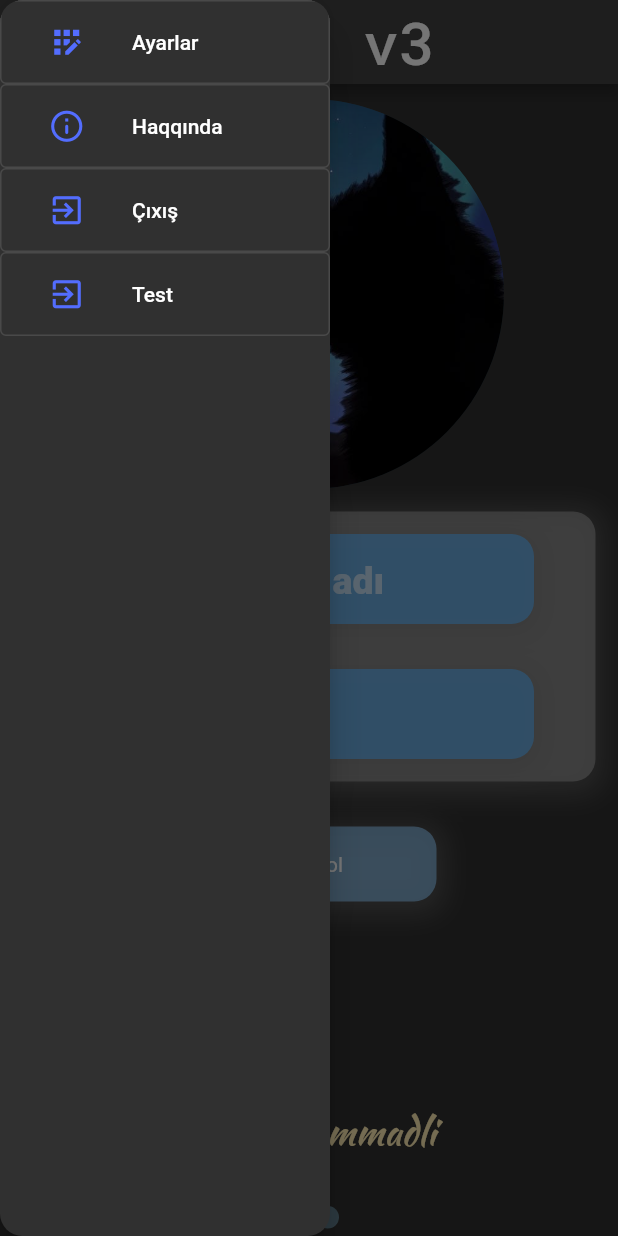
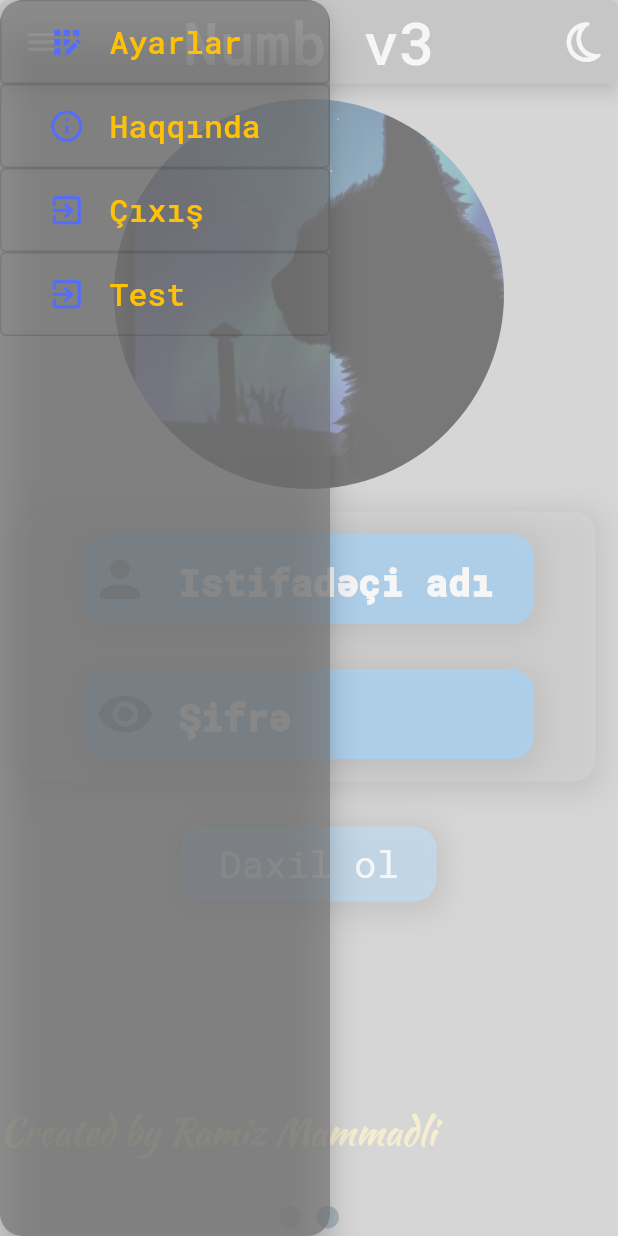
Before and after one commit to ramo828/numb_v3, a Flutter app: the screen it shows after launch, in the side drawer, after a tap on "Daxil ol", on a phone screen of 412 x 824 dp. Run offline on Flutter 3.47's test engine with Material 2 defaults, Android fonts, the phone set to English and light mode, and no system bars; drawn by our look-alikes of smooth_page_indicator; our stand-ins replace font_awesome_flutter, mask_text_input_formatter, shared_preferences, sqflite; accounts and stored records are empty; statements that could not run were skipped.

Commit message:
add dark mode

```diff
--- a/lib/backent/funtions.dart
+++ b/lib/backent/funtions.dart
@@ -1,6 +1,7 @@
-
+// ignore: camel_case_types
 class func {
   String splitNumberData(String data) {
+    // ignore: unnecessary_null_comparison
     if (data.isNotEmpty || data != null) {
       String pref = data.substring(0, 2);
       String a1 = data.substring(2, 5);
--- a/lib/backent/network_constants.dart
+++ b/lib/backent/network_constants.dart
@@ -39,6 +39,7 @@ String getCategory(String keyData) {
     "Qızıl": "1582551461421619154",
     "Platin": "1582551437850968791",
   };
+  // ignore: unnecessary_null_comparison
   if (keyData == null) throw ("Null key");
   return category[keyData].toString();
 }
--- a/lib/database/db.dart
+++ b/lib/database/db.dart
@@ -1,7 +1,6 @@
 import 'package:sqflite/sqflite.dart' as sql;
 import 'package:sqflite/sqflite.dart';
 import 'model/user.dart';
-// ignore: depend_on_referenced_packages
 import 'package:path/path.dart' as path;
 
 class myDataBase {
@@ -103,4 +102,14 @@ class myDataBase {
 
   Future<bool> databaseExists(String path) =>
       databaseFactory.databaseExists(path);
+
+  Future<String> getUser(String key) async {
+    Database db = await open();
+    List<Map<String, Object?>> user = await getItem(0);
+    String data = user[0][key].toString();
+    if (data != null)
+      return data;
+    else
+      return "Bos";
+  }
 }
--- a/lib/elements/loginElements.dart
+++ b/lib/elements/loginElements.dart
@@ -5,7 +5,7 @@ import 'package:font_awesome_flutter/font_awesome_flutter.dart';
 import 'package:routetest/database/db.dart';
 import 'package:routetest/database/model/user.dart';
 import 'package:routetest/pages/homePage.dart';
-import 'package:routetest/settingsPage.dart';
+import 'package:routetest/pages/settingsPage.dart';
 import '../pages/aboutPage.dart';
 import '../pages/workPage.dart';
 import '../myWidgest/myWidgets.dart';
@@ -17,7 +17,7 @@ class loginPage extends StatefulWidget {
   State<loginPage> createState() => _loginPageState();
 }
 
-userDB user = userDB();
+userDB userP = userDB();
 myDataBase db = myDataBase();
 
 class _loginPageState extends State<loginPage> {
@@ -25,6 +25,7 @@ class _loginPageState extends State<loginPage> {
   String pass = "";
   String fillSep = " ";
   bool visiblePass = true;
+
   @override
   Widget build(BuildContext context) {
     return Center(
@@ -189,6 +190,7 @@ class loginButton extends StatelessWidget {
           db.insert(user);
           Navigator.pushNamed(context, homePage.routeName);
         } else {
+          db.insert(user);
           showDialog(
             context: context,
             builder: (context) => const myAlertBox(),
--- a/lib/main.dart
+++ b/lib/main.dart
@@ -1,21 +1,51 @@
 import 'package:flutter/material.dart';
+import 'package:font_awesome_flutter/font_awesome_flutter.dart';
+import 'package:routetest/account/account.dart';
 import 'package:routetest/database/db.dart';
 import 'package:routetest/pages/registerPages/registerPage.dart';
 import 'package:routetest/pages/workNumberList.dart';
 import 'package:routetest/pages/aboutPage.dart';
 import 'package:routetest/pages/homePage.dart';
 import 'package:routetest/pages/workPage.dart';
-import 'package:routetest/settingsPage.dart';
+import 'package:routetest/pages/settingsPage.dart';
+import 'package:routetest/theme/themeData.dart';
+import 'package:shared_preferences/shared_preferences.dart';
 import 'package:smooth_page_indicator/smooth_page_indicator.dart';
 import 'elements/loginElements.dart';
 
-String? myData = "";
 late myDataBase db;
+late Account a;
+String userName = "";
+String userPass = "";
+bool themeStatus = true;
+bool isLoading = false;
 
 void main(List<String> args) {
   runApp(
     const YaziOrneyi(),
   );
+}
+
+void oldUser() async {
+  SharedPreferences sp = await SharedPreferences.getInstance();
+  sp.setBool('new', false);
+}
+
+void setThemeMode() async {
+  //
+  SharedPreferences sp = await SharedPreferences.getInstance();
+  if (sp.getBool("theme") == null) themeStatus == true;
+  if (themeStatus == true) {
+    themeStatus = false;
+  } else {
+    themeStatus = true;
+  }
+  sp.setBool('theme', themeStatus);
+}
+
+Future<bool> getNewUser() async {
+  SharedPreferences sp = await SharedPreferences.getInstance();
+  return sp.getBool('new') ?? true;
 }
 
 class YaziOrneyi extends StatefulWidget {
@@ -26,23 +56,48 @@ class YaziOrneyi extends StatefulWidget {
 }
 
 class _YaziOrneyiState extends State<YaziOrneyi> {
-  @override
-  void initState() {
+  Future<void> themeMode() async {
+    SharedPreferences sp = await SharedPreferences.getInstance();
+    themeStatus = await sp.getBool('theme') ?? true;
+    setState(() {});
+  }
+
+  void dbInit() {
     try {
       db = myDataBase();
       db.open();
     } catch (e) {
+      // ignore: avoid_print
       print(e);
     }
+    // ignore: avoid_print
     print("Initilazed");
+  }
+
+  void init() async {
+    userName = await db.getUser('user');
+    userPass = await db.getUser('password');
+    // ignore: avoid_print
+    await getNewUser() ? oldUser() : print("Old user");
+  }
+
+  @override
+  void initState() {
     super.initState();
+    dbInit();
+    init();
+    themeMode();
+    isLoading = true;
   }
 
   @override
   Widget build(BuildContext context) {
+    // ignore: unused_local_variable
     PageController controller = PageController();
+
     return MaterialApp(
-      theme: ThemeData.dark(),
+      debugShowCheckedModeBanner: false,
+      theme: themeStatus ? themeWrite().myTheme : ThemeData.dark(),
       initialRoute: '/',
       onGenerateRoute: (settings) {
         switch (settings.name) {
@@ -73,10 +128,50 @@ class _YaziOrneyiState extends State<YaziOrneyi> {
         }
         return null;
       },
-      // theme: themeWrite().myTheme,
       home: Scaffold(
         drawer: const drawer(),
-        appBar: AppBar(
+        appBar: appBar(),
+        body: isLoading
+            ? loginTwo()
+            : const Center(
+                child: SizedBox(
+                  height: 60,
+                  width: 60,
+                  child: CircularProgressIndicator(),
+                ),
+              ),
+      ),
+    );
+  }
+
+  AppBar appBar() {
+    return AppBar(
+      actions: [
+        GestureDetector(
+          child: themeStatus
+              ? const Padding(
+                  padding: EdgeInsets.all(8.0),
+                  child: Icon(
+                    FontAwesomeIcons.moon,
+                    size: 30,
+                  ),
+                )
+              : const Padding(
+                  padding: EdgeInsets.all(8.0),
+                  child: Icon(
+                    FontAwesomeIcons.sun,
+                    size: 30,
+                  ),
+                ),
+          onTap: () {
+            setState(() {
+              setThemeMode();
+              // ignore: avoid_print
+              print("onTap: $themeStatus");
+            });
+          },
+        ),
+      ],
       centerTitle: true,
       title: const Text(
         "Numb v3",
@@ -85,13 +180,11 @@ class _YaziOrneyiState extends State<YaziOrneyi> {
           fontSize: 40,
         ),
       ),
-        ),
-        body: const loginTwo(),
-      ),
     );
   }
 }
 
+// ignore: camel_case_types
 class drawer extends StatelessWidget {
   const drawer({
     Key? key,
@@ -113,6 +206,7 @@ class drawer extends StatelessWidget {
   }
 }
 
+// ignore: camel_case_types
 class loginTwo extends StatefulWidget {
   const loginTwo({super.key});
 
@@ -120,6 +214,7 @@ class loginTwo extends StatefulWidget {
   State<loginTwo> createState() => _loginTwoState();
 }
 
+// ignore: camel_case_types
 class _loginTwoState extends State<loginTwo> {
   @override
   Widget build(BuildContext context) {
@@ -132,9 +227,10 @@ class _loginTwoState extends State<loginTwo> {
             onPageChanged: (value) {
               setState(() {});
             },
-            children: const [
-              loginPage(),
-              register(),
+            children: [
+              const loginPage(),
+              const register(),
+              Text("Login: $userName\nPassword: $userPass"),
             ],
           ),
         ),
--- a/lib/pages/workPage.dart
+++ b/lib/pages/workPage.dart
@@ -1,3 +1,4 @@
+// ignore: file_names
 import 'package:flutter/material.dart';
 import 'package:routetest/pages/workNumberList.dart';
 import 'package:smooth_page_indicator/smooth_page_indicator.dart';
```
Also changed, not shown: lib/account/account.dart (added, +12 -0 lines), lib/pages/homePage.dart (+3 -4 lines), lib/elements/globalElements.dart (added), lib/pages/settingsPage.dart (renamed from lib/settingsPage.dart), pubspec.lock, 11 other files. Lines whose indentation alone changed are shown as unchanged.
